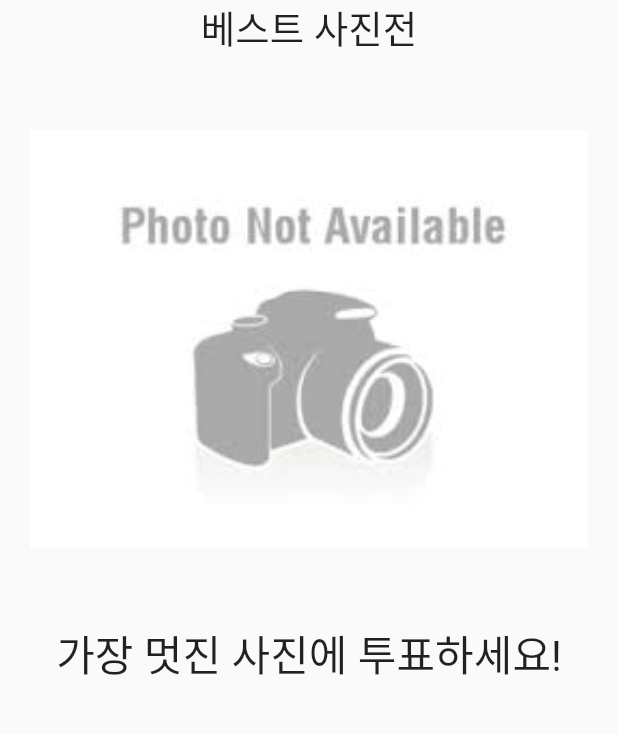
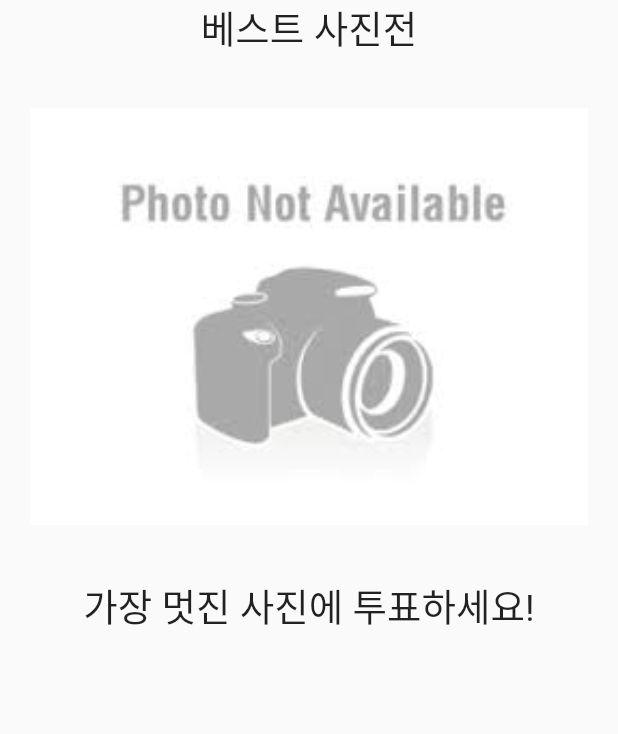
Before and after one commit to jaehoonx2/everybody_cheese, a Flutter app: the HomePage screen opened directly, on a phone screen of 412 x 824 dp, the part 413-1147 px from its top. Run offline on Flutter 3.47's test engine with Material 2 defaults, Android fonts, the phone set to English and light mode, and no system bars; our stand-ins replace carousel_slider, cloud_firestore, device_info, firebase_auth, firebase_storage, flutter_signin_button and 3 more; missing offline and left inert: flutter_google_places, geocoder, google_maps_webservice; accounts and stored records are empty; Roboto replaces fonts that are missing (HangeulNuri).

Commit message:
key separated

```diff
--- a/lib/add.dart
+++ b/lib/add.dart
@@ -14,13 +14,14 @@ import 'package:google_maps_webservice/places.dart';
 import 'package:image_picker/image_picker.dart';
 import 'package:intl/intl.dart';
 import 'package:path/path.dart' as Path;
+import 'package:everybody_cheese/key.dart';
 
 final FirebaseAuth _auth = FirebaseAuth.instance;
 
 DateTime _takenDate = DateTime.now();
 final formatter = new DateFormat('yyyy.MM.dd (E)');
 
-const kGoogleApiKey = "AIzaSyAlIfxVG_5_XUbqWbRMBZ8D-0v_2UX2sy0";
+// const kGoogleApiKey is in key.dart
 GoogleMapsPlaces _places = GoogleMapsPlaces(apiKey: kGoogleApiKey);
 
 class AddPage extends StatelessWidget {
--- a/lib/home.dart
+++ b/lib/home.dart
@@ -28,7 +28,7 @@ class _HomePageState extends State<HomePage> {
       stream: stream,
       builder: (context, snapshot) {
         if (!snapshot.hasData)
-          return LinearProgressIndicator();
+          return CircularProgressIndicator();
 
         return _buildSlider(context, snapshot.data.documents);
       },
@@ -178,15 +178,15 @@ class _HomePageState extends State<HomePage> {
                   ),
                 ],
               ),
-              SizedBox(height: 50.0),
+              SizedBox(height: 35.0),
               _buildBody(context),
-              SizedBox(height: 50.0),
+              SizedBox(height: 35.0),
               Text(
                 '가장 멋진 사진에 투표하세요!',
                 textAlign: TextAlign.center,
                 style: TextStyle(
                   fontFamily: 'HangeulNuri',
-                  fontSize: 28.0,
+                  fontSize: 25.0,
                   fontWeight: FontWeight.w400,
                 ),
               ),
--- a/lib/search.dart
+++ b/lib/search.dart
@@ -5,8 +5,9 @@ import 'package:geocoder/geocoder.dart';
 import 'package:geolocator/geolocator.dart';
 import 'package:google_maps_webservice/places.dart';
 import 'package:flutter_google_places/flutter_google_places.dart';
+import 'package:everybody_cheese/key.dart';
 
-const kGoogleApiKey = "AIzaSyAlIfxVG_5_XUbqWbRMBZ8D-0v_2UX2sy0";
+// const kGoogleApiKey is in key.dart
 GoogleMapsPlaces _places = GoogleMapsPlaces(apiKey: kGoogleApiKey);
 
 class SearchPage extends StatefulWidget {
```
Also changed, not shown: 2 other files.
